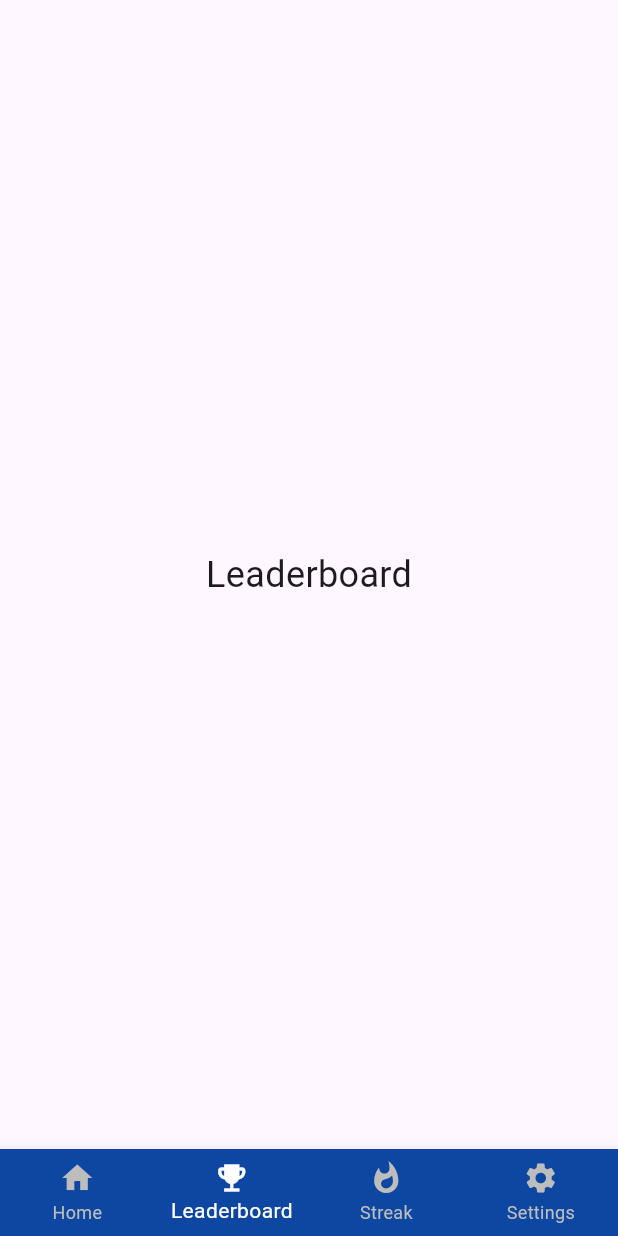
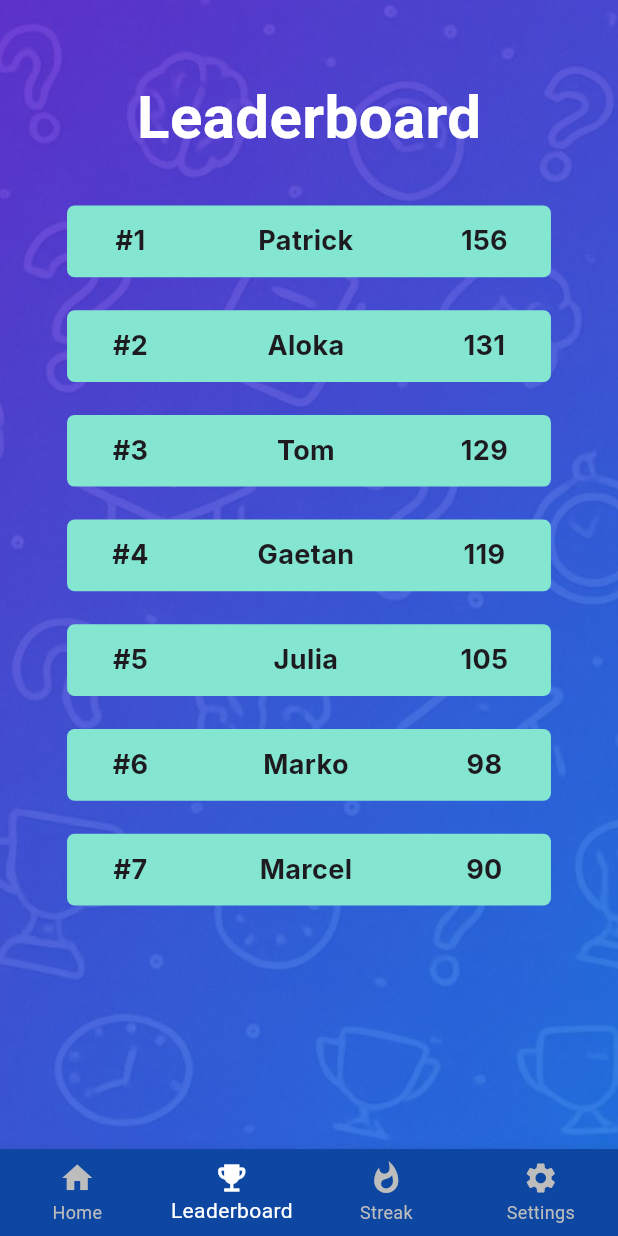
Before and after one commit to MarkoTkalec321/mindly, a Flutter app: the MainNavigation screen opened directly, item 2 of the bottom bar chosen, on a phone screen of 412 x 824 dp. Run offline on Flutter 3.47's test engine with Material 3 defaults, Android fonts, the phone set to English and light mode, and no system bars; our stand-ins replace font_awesome_flutter, google_fonts.

Commit message:
Added leaderboard page.

```diff
--- a/lib/main.dart
+++ b/lib/main.dart
@@ -3,6 +3,7 @@ import 'package:mindly/screens/home/home_page.dart';
 import 'screens/auth/login_page.dart';
 import 'screens/start/start_page.dart';
 import 'screens/auth/register_page.dart';
+import 'screens/leaderboard/leaderboard.dart';
 
 void main() async {
   WidgetsFlutterBinding.ensureInitialized();
@@ -25,6 +26,7 @@ class MainApp extends StatelessWidget {
         LoginPageWidget.routePath: (context) => const LoginPageWidget(),
         RegisterWidget.routePath: (context) => const RegisterWidget(), // Add this
         HomePageWidget.routePath: (context) => const HomePageWidget(),
+        LeaderBoardWidget.routePath: (context) => const LeaderBoardWidget(),
       },
     );
   }
--- a/lib/screens/home_page/home_page.dart
+++ b/lib/screens/home_page/home_page.dart
@@ -39,7 +39,7 @@ Widget build(BuildContext context) {
                 'No pressure… just your brain on the line',
                 textAlign: TextAlign.center,
                 style: TextStyle(
-                  fontSize: 16,
+                  fontSize: 20,
                   fontStyle: FontStyle.italic,
                 ),
               ),
@@ -50,7 +50,7 @@ Widget build(BuildContext context) {
                 },
                 style: ElevatedButton.styleFrom(
                   backgroundColor: const Color(0xFF84E6D1),
-                  minimumSize: const Size(250, 48),
+                  minimumSize: const Size(250, 62),
                   shape: RoundedRectangleBorder(
                     borderRadius: BorderRadius.circular(18),
                   ),
@@ -58,7 +58,7 @@ Widget build(BuildContext context) {
                 child: const Text(
                   'Play!',
                   style: TextStyle(
-                    fontSize: 26,
+                    fontSize: 24,
                     fontWeight: FontWeight.w800,
                     color: Color(0xFF222222),
                   ),
--- /dev/null
+++ b/lib/screens/leaderboard/leaderboard.dart
@@ -0,0 +1,69 @@
+import 'package:flutter/material.dart';
+import 'leaderboard_row.dart';
+
+class LeaderBoardWidget extends StatelessWidget {
+  const LeaderBoardWidget({super.key});
+
+  static String routeName = 'LeaderBoard';
+  static String routePath = '/leaderBoard';
+
+  @override
+  Widget build(BuildContext context) {
+    final leaderboard = [
+      {'rank': '#1', 'name': 'Patrick', 'score': '156'},
+      {'rank': '#2', 'name': 'Aloka', 'score': '131'},
+      {'rank': '#3', 'name': 'Tom', 'score': '129'},
+      {'rank': '#4', 'name': 'Gaetan', 'score': '119'},
+      {'rank': '#5', 'name': 'Julia', 'score': '105'},
+      {'rank': '#6', 'name': 'Marko', 'score': '98'},
+      {'rank': '#7', 'name': 'Marcel', 'score': '90'},
+    ];
+
+    return Scaffold(
+      body: Container(
+        width: double.infinity,
+        height: double.infinity,
+        decoration: BoxDecoration(
+          color: Colors.white,
+          image: DecorationImage(
+            fit: BoxFit.cover,
+            image: AssetImage('assets/images/background.png'),
+          ),
+          shape: BoxShape.rectangle,
+        ),
+        child: Column(
+          children: [
+            Padding(
+              padding: const EdgeInsets.only(top: 40.0, bottom: 20.0), // Dodanie dolnego paddingu
+              child: Container(
+                padding: const EdgeInsets.symmetric(vertical: 10),
+                decoration: BoxDecoration(
+                  color: Colors.transparent,
+                  borderRadius: BorderRadius.circular(8),
+                ),
+                child: const Text(
+                  'Leaderboard',
+                  style: TextStyle(
+                    fontSize: 40,
+                    fontWeight: FontWeight.bold,
+                    color: Colors.white,
+                  ),
+                ),
+              ),
+            ),
+            ...leaderboard
+                .map((entry) => Padding(
+                      padding: const EdgeInsets.only(bottom: 22),
+                      child: LeaderboardRow(
+                        rank: entry['rank']!,
+                        name: entry['name']!,
+                        score: entry['score']!,
+                      ),
+                    ))
+                .toList(),
+          ],
+        ),
+      ),
+    );
+  }
+}
--- /dev/null
+++ b/lib/screens/leaderboard/leaderboard_row.dart
@@ -0,0 +1,77 @@
+// lib/widgets/leaderboard_row.dart
+import 'package:flutter/material.dart';
+
+class LeaderboardRow extends StatelessWidget {
+  final String rank;
+  final String name;
+  final String score;
+
+  const LeaderboardRow({
+    super.key,
+    required this.rank,
+    required this.name,
+    required this.score,
+  });
+
+  @override
+  Widget build(BuildContext context) {
+    return Container(
+      width: 322.6,
+      height: 47.8,
+      decoration: BoxDecoration(
+        color: const Color(0xFF84E6D1),
+        borderRadius: BorderRadius.circular(5),
+      ),
+      child: Row(
+        mainAxisAlignment: MainAxisAlignment.center,
+        children: [
+          SizedBox(
+            width: 43.9,
+            child: Center(
+              child: Text(
+                rank,
+                textAlign: TextAlign.center,
+                style: const TextStyle(
+                  fontSize: 18,
+                  fontWeight: FontWeight.bold,
+                  fontFamily: 'Inter',
+                ),
+              ),
+            ),
+          ),
+          Padding(
+            padding: const EdgeInsets.symmetric(horizontal: 45),
+            child: SizedBox(
+              width: 100,
+              child: Center(
+                child: Text(
+                  name,
+                  textAlign: TextAlign.center,
+                  style: const TextStyle(
+                    fontSize: 18,
+                    fontWeight: FontWeight.bold,
+                    fontFamily: 'Inter',
+                  ),
+                ),
+              ),
+            ),
+          ),
+          SizedBox(
+            width: 47.9,
+            child: Center(
+              child: Text(
+                score,
+                textAlign: TextAlign.center,
+                style: const TextStyle(
+                  fontSize: 18,
+                  fontWeight: FontWeight.bold,
+                  fontFamily: 'Inter',
+                ),
+              ),
+            ),
+          ),
+        ],
+      ),
+    );
+  }
+}
--- a/lib/screens/menu/main_navigation.dart
+++ b/lib/screens/menu/main_navigation.dart
@@ -1,5 +1,6 @@
   import 'package:flutter/material.dart';
   import 'package:mindly/screens/home_page/home_page.dart';
+import 'package:mindly/screens/leaderboard/leaderboard.dart';
 
   class MainNavigation extends StatefulWidget {
     const MainNavigation({super.key});
@@ -19,7 +20,7 @@
 
   final List<Widget> _screens = [
     const HomePageWidget(),
-    Center(child: Text('Leaderboard', style: TextStyle(fontSize: 24))),
+    const LeaderBoardWidget(),
     Center(child: Text('Streak', style: TextStyle(fontSize: 24))),
     Center(child: Text('Settings', style: TextStyle(fontSize: 24))),
   ];
```
